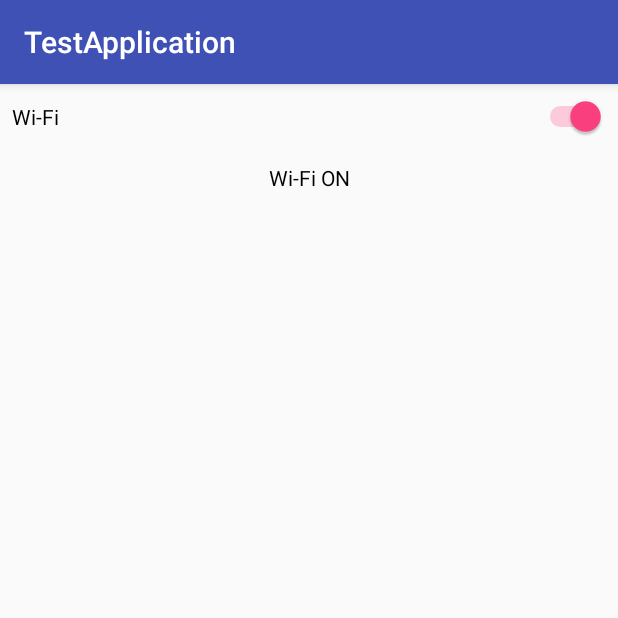
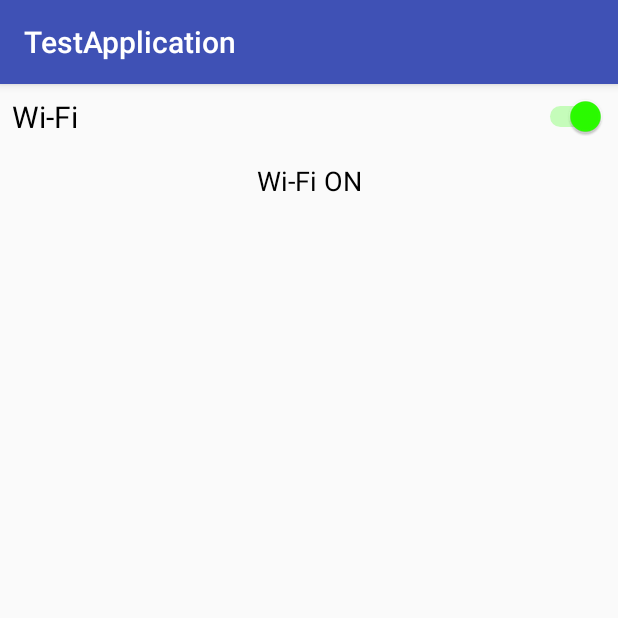
Before and after one commit to Eddi03/WiFiApplication, an Android app: the screen it shows after launch (MainActivity), on a phone screen of 412 x 824 dp, the top half of it. Run offline under Robolectric (Android 15) with nearby library versions, the phone set to English and light mode, and no system bars.

Commit message:
New text dimension and switch color if enabled.

```diff
--- a/app/src/main/res/layout/activity_main.xml
+++ b/app/src/main/res/layout/activity_main.xml
@@ -13,8 +13,9 @@
         android:layout_marginEnd="8dp"
         android:layout_marginStart="8dp"
         android:layout_marginTop="8dp"
-        android:text="Wi-Fi"
+        android:text="@string/wi_fi"
         android:textColorLink="@android:color/holo_green_light"
+        android:textSize="20sp"
         app:layout_constraintEnd_toEndOf="parent"
         app:layout_constraintHorizontal_bias="0.0"
         app:layout_constraintStart_toStartOf="parent"
@@ -28,8 +29,9 @@
         android:layout_marginEnd="8dp"
         android:layout_marginStart="8dp"
         android:layout_marginTop="8dp"
-        android:text="Wi-Fi OFF"
+        android:text="@string/wi_fi_off"
         android:textColor="@android:color/background_dark"
+        android:textSize="18sp"
         app:layout_constraintBottom_toBottomOf="parent"
         app:layout_constraintEnd_toEndOf="parent"
         app:layout_constraintHorizontal_bias="0.501"
--- a/app/src/main/res/values/colors.xml
+++ b/app/src/main/res/values/colors.xml
@@ -2,5 +2,5 @@
 <resources>
     <color name="colorPrimary">#3F51B5</color>
     <color name="colorPrimaryDark">#303F9F</color>
-    <color name="colorAccent">#FF4081</color>
+    <color name="colorAccent">#2bff00</color>
 </resources>
--- a/app/src/main/res/values/strings.xml
+++ b/app/src/main/res/values/strings.xml
@@ -1,3 +1,5 @@
 <resources>
     <string name="app_name">TestApplication</string>
+    <string name="wi_fi">Wi-Fi</string>
+    <string name="wi_fi_off">Wi-Fi OFF</string>
 </resources>
```
